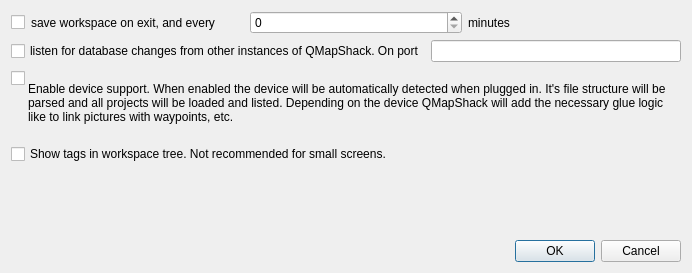
Qt form src/qmapshack/gis/db/ISetupWorkspace.ui (Maproom/qmapshack) before a commit.
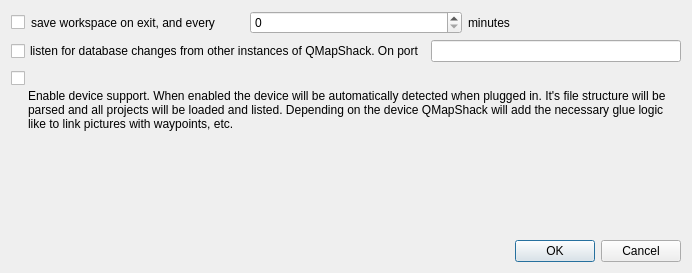
The same form after that commit.

Commit message: [QMS-946] Refactored all code referencing column 1 in workspace list

Patch:
```diff
--- a/src/qmapshack/gis/db/ISetupWorkspace.ui
+++ b/src/qmapshack/gis/db/ISetupWorkspace.ui
@@ -125,13 +125,6 @@
      </item>
     </layout>
    </item>
-   <item>
-    <widget class="QCheckBox" name="checkShowTags">
-     <property name="text">
-      <string>Show tags in workspace tree. Not recommended for small screens.</string>
-     </property>
-    </widget>
-   </item>
    <item>
     <spacer name="verticalSpacer">
      <property name="orientation">
```
Left out of the diff: 8 changed lines with no effect on the pictures. The commit also changes 7 other files.
